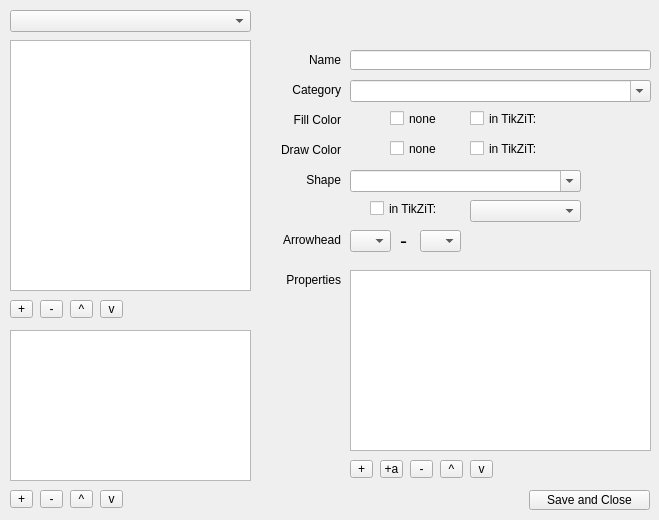
The window that src/gui/styleeditor.ui (tikzit/tikzit) describes before a commit, drawn with Qt 5.
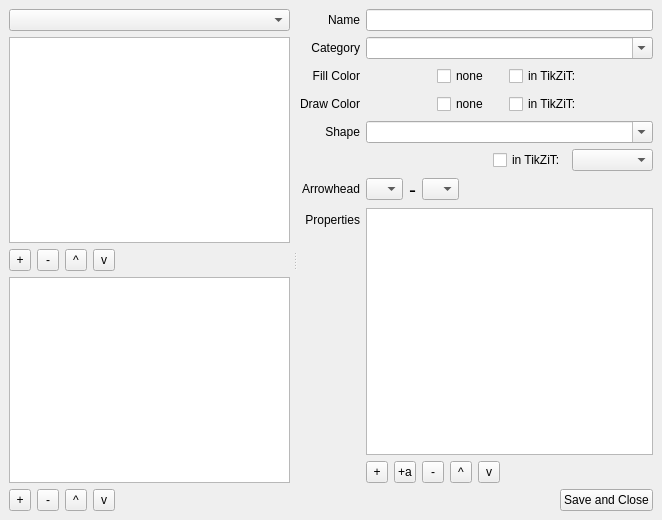
The same window after the commit.

Commit message: Resizable style editor

What changed in the file:
```diff
--- a/src/gui/styleeditor.ui
+++ b/src/gui/styleeditor.ui
@@ -6,7 +6,7 @@
    <rect>
     <x>0</x>
     <y>0</y>
-    <width>659</width>
+    <width>662</width>
     <height>520</height>
    </rect>
   </property>
@@ -14,25 +14,280 @@
    <string>Style Editor - TikZiT</string>
   </property>
   <widget class="QWidget" name="centralwidget">
-   <widget class="QComboBox" name="currentCategory">
-    <property name="geometry">
-     <rect>
-      <x>10</x>
-      <y>10</y>
-      <width>241</width>
+   <layout class="QHBoxLayout" name="horizontalLayout">
+    <item>
+     <widget class="QSplitter" name="splitter">
+      <property name="orientation">
+       <enum>Qt::Horizontal</enum>
+      </property>
+      <property name="handleWidth">
+       <number>10</number>
+      </property>
+      <property name="childrenCollapsible">
+       <bool>false</bool>
+      </property>
+      <widget class="QWidget" name="verticalLayoutWidget_2">
+       <layout class="QVBoxLayout" name="verticalLayout_0">
+        <item>
+         <widget class="QComboBox" name="currentCategory"/>
+        </item>
+        <item>
+         <widget class="QListView" name="styleListView">
+          <property name="font">
+           <font>
+            <pointsize>8</pointsize>
+            <italic>true</italic>
+           </font>
+          </property>
+         </widget>
+        </item>
+        <item>
+         <layout class="QHBoxLayout" name="horizontalLayout_3">
+          <item>
+           <widget class="QToolButton" name="addStyle">
+            <property name="minimumSize">
+             <size>
+              <width>22</width>
       <height>22</height>
-     </rect>
-    </property>
-   </widget>
+             </size>
+            </property>
+            <property name="maximumSize">
+             <size>
+              <width>22</width>
+              <height>22</height>
+             </size>
+            </property>
+            <property name="font">
+             <font>
+              <pointsize>9</pointsize>
+             </font>
+            </property>
+            <property name="text">
+             <string>+</string>
+            </property>
+           </widget>
+          </item>
+          <item>
+           <widget class="QToolButton" name="removeStyle">
+            <property name="minimumSize">
+             <size>
+              <width>22</width>
+              <height>22</height>
+             </size>
+            </property>
+            <property name="maximumSize">
+             <size>
+              <width>22</width>
+              <height>22</height>
+             </size>
+            </property>
+            <property name="font">
+             <font>
+              <pointsize>9</pointsize>
+             </font>
+            </property>
+            <property name="text">
+             <string>-</string>
+            </property>
+           </widget>
+          </item>
+          <item>
+           <widget class="QToolButton" name="styleUp">
+            <property name="minimumSize">
+             <size>
+              <width>22</width>
+              <height>22</height>
+             </size>
+            </property>
+            <property name="maximumSize">
+             <size>
+              <width>22</width>
+              <height>22</height>
+             </size>
+            </property>
+            <property name="font">
+             <font>
+              <pointsize>9</pointsize>
+             </font>
+            </property>
+            <property name="text">
+             <string>^</string>
+            </property>
+           </widget>
+          </item>
+          <item>
+           <widget class="QToolButton" name="styleDown">
+            <property name="minimumSize">
+             <size>
+              <width>22</width>
+              <height>22</height>
+             </size>
+            </property>
+            <property name="maximumSize">
+             <size>
+              <width>22</width>
+              <height>22</height>
+             </size>
+            </property>
+            <property name="font">
+             <font>
+              <pointsize>9</pointsize>
+             </font>
+            </property>
+            <property name="text">
+             <string>v</string>
+            </property>
+           </widget>
+          </item>
+          <item>
+           <spacer name="horizontalSpacer">
+            <property name="orientation">
+             <enum>Qt::Horizontal</enum>
+            </property>
+            <property name="sizeHint" stdset="0">
+             <size>
+              <width>40</width>
+              <height>20</height>
+             </size>
+            </property>
+           </spacer>
+          </item>
+         </layout>
+        </item>
+        <item>
+         <widget class="QListView" name="edgeStyleListView">
+          <property name="font">
+           <font>
+            <pointsize>8</pointsize>
+            <italic>true</italic>
+           </font>
+          </property>
+         </widget>
+        </item>
+        <item>
+         <layout class="QHBoxLayout" name="horizontalLayout_4">
+          <item>
+           <widget class="QToolButton" name="addEdgeStyle">
+            <property name="minimumSize">
+             <size>
+              <width>22</width>
+              <height>22</height>
+             </size>
+            </property>
+            <property name="maximumSize">
+             <size>
+              <width>22</width>
+              <height>22</height>
+             </size>
+            </property>
+            <property name="font">
+             <font>
+              <pointsize>9</pointsize>
+             </font>
+            </property>
+            <property name="text">
+             <string>+</string>
+            </property>
+           </widget>
+          </item>
+          <item>
+           <widget class="QToolButton" name="removeEdgeStyle">
+            <property name="minimumSize">
+             <size>
+              <width>22</width>
+              <height>22</height>
+             </size>
+            </property>
+            <property name="maximumSize">
+             <size>
+              <width>22</width>
+              <height>22</height>
+             </size>
+            </property>
+            <property name="font">
+             <font>
+              <pointsize>9</pointsize>
+             </font>
+            </property>
+            <property name="text">
+             <string>-</string>
+            </property>
+           </widget>
+          </item>
+          <item>
+           <widget class="QToolButton" name="edgeStyleUp">
+            <property name="minimumSize">
+             <size>
+              <width>22</width>
+              <height>22</height>
+             </size>
+            </property>
+            <property name="maximumSize">
+             <size>
+              <width>22</width>
+              <height>22</height>
+             </size>
+            </property>
+            <property name="font">
+             <font>
+              <pointsize>9</pointsize>
+             </font>
+            </property>
+            <property name="text">
+             <string>^</string>
+            </property>
+           </widget>
+          </item>
+          <item>
+           <widget class="QToolButton" name="edgeStyleDown">
+            <property name="minimumSize">
+             <size>
+              <width>22</width>
+              <height>22</height>
+             </size>
+            </property>
+            <property name="maximumSize">
+             <size>
+              <width>22</width>
+              <height>22</height>
+             </size>
+            </property>
+            <property name="font">
+             <font>
+              <pointsize>9</pointsize>
+             </font>
+            </property>
+            <property name="text">
+             <string>v</string>
+            </property>
+           </widget>
+          </item>
+          <item>
+           <spacer name="horizontalSpacer_2">
+            <property name="orientation">
+             <enum>Qt::Horizontal</enum>
+            </property>
+            <property name="sizeHint" stdset="0">
+             <size>
+              <width>40</width>
+              <height>20</height>
+             </size>
+            </property>
+           </spacer>
+          </item>
+         </layout>
+        </item>
+       </layout>
+      </widget>
+      <widget class="QWidget" name="verticalLayoutWidget">
+       <layout class="QVBoxLayout" name="verticalLayou_1">
+        <item>
+         <layout class="QFormLayout" name="formLayout_2">
+          <property name="labelAlignment">
+           <set>Qt::AlignRight|Qt::AlignTrailing|Qt::AlignVCenter</set>
+          </property>
+          <item row="0" column="0">
    <widget class="QLabel" name="labelName">
-    <property name="geometry">
-     <rect>
-      <x>250</x>
-      <y>50</y>
-      <width>91</width>
-      <height>20</height>
-     </rect>
-    </property>
     <property name="font">
      <font>
       <pointsize>9</pointsize>
@@ -48,15 +303,18 @@
      <set>Qt::AlignRight|Qt::AlignTrailing|Qt::AlignVCenter</set>
     </property>
    </widget>
+          </item>
+          <item row="0" column="1">
+           <widget class="QLineEdit" name="name">
+            <property name="font">
+             <font>
+              <pointsize>9</pointsize>
+             </font>
+            </property>
+           </widget>
+          </item>
+          <item row="1" column="0">
    <widget class="QLabel" name="labelCategory">
-    <property name="geometry">
-     <rect>
-      <x>250</x>
-      <y>80</y>
-      <width>91</width>
-      <height>20</height>
-     </rect>
-    </property>
     <property name="font">
      <font>
       <pointsize>9</pointsize>
@@ -72,15 +330,21 @@
      <set>Qt::AlignRight|Qt::AlignTrailing|Qt::AlignVCenter</set>
     </property>
    </widget>
+          </item>
+          <item row="1" column="1">
+           <widget class="QComboBox" name="category">
+            <property name="font">
+             <font>
+              <pointsize>9</pointsize>
+             </font>
+            </property>
+            <property name="editable">
+             <bool>true</bool>
+            </property>
+           </widget>
+          </item>
+          <item row="2" column="0">
    <widget class="QLabel" name="labelFillColor">
-    <property name="geometry">
-     <rect>
-      <x>250</x>
-      <y>110</y>
-      <width>91</width>
-      <height>20</height>
-     </rect>
-    </property>
     <property name="font">
      <font>
       <pointsize>9</pointsize>
@@ -96,15 +360,68 @@
      <set>Qt::AlignRight|Qt::AlignTrailing|Qt::AlignVCenter</set>
     </property>
    </widget>
+          </item>
+          <item row="2" column="1">
+           <layout class="QHBoxLayout" name="horizontalLayout_6">
+            <item>
+             <widget class="QPushButton" name="fillColor">
+              <property name="autoFillBackground">
+               <bool>true</bool>
+              </property>
+              <property name="styleSheet">
+               <string notr="true"/>
+              </property>
+              <property name="text">
+               <string/>
+              </property>
+              <property name="flat">
+               <bool>true</bool>
+              </property>
+             </widget>
+            </item>
+            <item>
+             <widget class="QCheckBox" name="noFill">
+              <property name="font">
+               <font>
+                <pointsize>9</pointsize>
+                <italic>false</italic>
+               </font>
+              </property>
+              <property name="text">
+               <string>none</string>
+              </property>
+             </widget>
+            </item>
+            <item>
+             <widget class="QCheckBox" name="hasTikzitFillColor">
+              <property name="font">
+               <font>
+                <pointsize>9</pointsize>
+                <italic>false</italic>
+               </font>
+              </property>
+              <property name="text">
+               <string>in TikZiT:</string>
+              </property>
+             </widget>
+            </item>
+            <item>
+             <widget class="QPushButton" name="tikzitFillColor">
+              <property name="autoFillBackground">
+               <bool>true</bool>
+              </property>
+              <property name="text">
+               <string/>
+              </property>
+              <property name="flat">
+               <bool>true</bool>
+              </property>
+             </widget>
+            </item>
+           </layout>
+          </item>
+          <item row="3" column="0">
    <widget class="QLabel" name="labelDrawColor">
-    <property name="geometry">
-     <rect>
-      <x>250</x>
-      <y>140</y>
-      <width>91</width>
-      <height>20</height>
-     </rect>
-    </property>
     <property name="font">
      <font>
       <pointsize>9</pointsize>
@@ -120,70 +437,11 @@
      <set>Qt::AlignRight|Qt::AlignTrailing|Qt::AlignVCenter</set>
     </property>
    </widget>
-   <widget class="QLineEdit" name="name">
-    <property name="geometry">
-     <rect>
-      <x>350</x>
-      <y>50</y>
-      <width>301</width>
-      <height>20</height>
-     </rect>
-    </property>
-    <property name="font">
-     <font>
-      <pointsize>9</pointsize>
-     </font>
-    </property>
-   </widget>
-   <widget class="QComboBox" name="category">
-    <property name="geometry">
-     <rect>
-      <x>350</x>
-      <y>80</y>
-      <width>301</width>
-      <height>22</height>
-     </rect>
-    </property>
-    <property name="font">
-     <font>
-      <pointsize>9</pointsize>
-     </font>
-    </property>
-    <property name="editable">
-     <bool>true</bool>
-    </property>
-   </widget>
-   <widget class="QPushButton" name="fillColor">
-    <property name="geometry">
-     <rect>
-      <x>350</x>
-      <y>110</y>
-      <width>31</width>
-      <height>18</height>
-     </rect>
-    </property>
-    <property name="autoFillBackground">
-     <bool>true</bool>
-    </property>
-    <property name="styleSheet">
-     <string notr="true"/>
-    </property>
-    <property name="text">
-     <string/>
-    </property>
-    <property name="flat">
-     <bool>true</bool>
-    </property>
-   </widget>
+          </item>
+          <item row="3" column="1">
+           <layout class="QHBoxLayout" name="horizontalLayout_9">
+            <item>
    <widget class="QPushButton" name="drawColor">
-    <property name="geometry">
-     <rect>
-      <x>350</x>
-      <y>140</y>
-      <width>31</width>
-      <height>18</height>
-     </rect>
-    </property>
     <property name="autoFillBackground">
      <bool>true</bool>
     </property>
@@ -197,15 +455,9 @@
      <bool>true</bool>
     </property>
    </widget>
-   <widget class="QCheckBox" name="hasTikzitFillColor">
-    <property name="geometry">
-     <rect>
-      <x>470</x>
-      <y>110</y>
-      <width>91</width>
-      <height>17</height>
-     </rect>
-    </property>
+            </item>
+            <item>
+             <widget class="QCheckBox" name="noDraw">
     <property name="font">
      <font>
       <pointsize>9</pointsize>
@@ -213,18 +465,12 @@
      </font>
     </property>
     <property name="text">
-     <string>in TikZiT:</string>
-    </property>
-   </widget>
+               <string>none</string>
+              </property>
+             </widget>
+            </item>
+            <item>
    <widget class="QCheckBox" name="hasTikzitDrawColor">
-    <property name="geometry">
-     <rect>
-      <x>470</x>
-      <y>140</y>
-      <width>91</width>
-      <height>17</height>
-     </rect>
-    </property>
     <property name="font">
      <font>
       <pointsize>9</pointsize>
@@ -235,34 +481,9 @@
      <string>in TikZiT:</string>
     </property>
    </widget>
-   <widget class="QPushButton" name="tikzitFillColor">
-    <property name="geometry">
-     <rect>
-      <x>560</x>
-      <y>110</y>
-      <width>31</width>
-      <height>18</height>
-     </rect>
-    </property>
-    <property name="autoFillBackground">
-     <bool>true</bool>
-    </property>
-    <property name="text">
-     <string/>
-    </property>
-    <property name="flat">
-     <bool>true</bool>
-    </property>
-   </widget>
+            </item>
+            <item>
    <widget class="QPushButton" name="tikzitDrawColor">
-    <property name="geometry">
-     <rect>
-      <x>560</x>
-      <y>140</y>
-      <width>31</width>
-      <height>18</height>
-     </rect>
-    </property>
     <property name="autoFillBackground">
      <bool>true</bool>
     </property>
@@ -273,15 +494,11 @@
      <bool>true</bool>
     </property>
    </widget>
+            </item>
+           </layout>
+          </item>
+          <item row="4" column="0">
    <widget class="QLabel" name="labelShape">
-    <property name="geometry">
-     <rect>
-      <x>250</x>
-      <y>170</y>
-      <width>91</width>
-      <height>20</height>
-     </rect>
-    </property>
     <property name="font">
      <font>
       <pointsize>9</pointsize>
@@ -297,15 +514,9 @@
      <set>Qt::AlignRight|Qt::AlignTrailing|Qt::AlignVCenter</set>
     </property>
    </widget>
+          </item>
+          <item row="4" column="1">
    <widget class="QComboBox" name="shape">
-    <property name="geometry">
-     <rect>
-      <x>350</x>
-      <y>170</y>
-      <width>231</width>
-      <height>22</height>
-     </rect>
-    </property>
     <property name="font">
      <font>
       <pointsize>9</pointsize>
@@ -330,15 +541,24 @@
      </property>
     </item>
    </widget>
+          </item>
+          <item row="5" column="1">
+           <layout class="QHBoxLayout" name="horizontalLayout_10">
+            <item>
+             <spacer name="horizontalSpacer_6">
+              <property name="orientation">
+               <enum>Qt::Horizontal</enum>
+              </property>
+              <property name="sizeHint" stdset="0">
+               <size>
+                <width>40</width>
+                <height>20</height>
+               </size>
+              </property>
+             </spacer>
+            </item>
+            <item>
    <widget class="QCheckBox" name="hasTikzitShape">
-    <property name="geometry">
-     <rect>
-      <x>370</x>
-      <y>200</y>
-      <width>91</width>
-      <height>17</height>
-     </rect>
-    </property>
     <property name="font">
      <font>
       <pointsize>9</pointsize>
@@ -349,15 +569,9 @@
      <string>in TikZiT:</string>
     </property>
    </widget>
+            </item>
+            <item>
    <widget class="QComboBox" name="tikzitShape">
-    <property name="geometry">
-     <rect>
-      <x>470</x>
-      <y>200</y>
-      <width>111</width>
-      <height>22</height>
-     </rect>
-    </property>
     <property name="font">
      <font>
       <pointsize>9</pointsize>
@@ -379,39 +593,13 @@
      </property>
     </item>
    </widget>
-   <widget class="QLabel" name="labelArrowhead">
-    <property name="geometry">
-     <rect>
-      <x>250</x>
-      <y>230</y>
-      <width>91</width>
-      <height>20</height>
-     </rect>
-    </property>
-    <property name="font">
-     <font>
-      <pointsize>9</pointsize>
-     </font>
-    </property>
-    <property name="text">
-     <string>Arrowhead</string>
-    </property>
-    <property name="scaledContents">
-     <bool>false</bool>
-    </property>
-    <property name="alignment">
-     <set>Qt::AlignRight|Qt::AlignTrailing|Qt::AlignVCenter</set>
-    </property>
-   </widget>
+            </item>
+           </layout>
+          </item>
+          <item row="6" column="1">
+           <layout class="QHBoxLayout" name="horizontalLayout_7">
+            <item>
    <widget class="QComboBox" name="leftArrow">
-    <property name="geometry">
-     <rect>
-      <x>350</x>
-      <y>230</y>
-      <width>41</width>
-      <height>22</height>
-     </rect>
-    </property>
     <property name="font">
      <font>
       <pointsize>9</pointsize>
@@ -436,15 +624,9 @@
      </property>
     </item>
    </widget>
+            </item>
+            <item>
    <widget class="QLabel" name="labelDash">
-    <property name="geometry">
-     <rect>
-      <x>400</x>
-      <y>230</y>
-      <width>16</width>
-      <height>21</height>
-     </rect>
-    </property>
     <property name="font">
      <font>
       <pointsize>16</pointsize>
@@ -454,15 +636,9 @@
      <string>-</string>
     </property>
    </widget>
+            </item>
+            <item>
    <widget class="QComboBox" name="rightArrow">
-    <property name="geometry">
-     <rect>
-      <x>420</x>
-      <y>230</y>
-      <width>41</width>
-      <height>22</height>
-     </rect>
-    </property>
     <property name="font">
      <font>
       <pointsize>9</pointsize>
@@ -487,15 +663,24 @@
      </property>
     </item>
    </widget>
+            </item>
+            <item>
+             <spacer name="horizontalSpacer_5">
+              <property name="orientation">
+               <enum>Qt::Horizontal</enum>
+              </property>
+              <property name="sizeHint" stdset="0">
+               <size>
+                <width>40</width>
+                <height>20</height>
+               </size>
+              </property>
+             </spacer>
+            </item>
+           </layout>
+          </item>
+          <item row="7" column="0">
    <widget class="QLabel" name="labelProperties">
-    <property name="geometry">
-     <rect>
-      <x>250</x>
-      <y>270</y>
-      <width>91</width>
-      <height>20</height>
-     </rect>
-    </property>
     <property name="font">
      <font>
       <pointsize>9</pointsize>
@@ -511,14 +696,47 @@
      <set>Qt::AlignRight|Qt::AlignTrailing|Qt::AlignVCenter</set>
     </property>
    </widget>
+          </item>
+          <item row="7" column="1">
+           <layout class="QHBoxLayout" name="horizontalLayout_11">
+            <item>
+             <layout class="QVBoxLayout" name="verticalLayout_3">
+              <item>
+               <widget class="QTreeView" name="properties">
+                <property name="font">
+                 <font>
+                  <pointsize>8</pointsize>
+                 </font>
+                </property>
+                <property name="rootIsDecorated">
+                 <bool>false</bool>
+                </property>
+                <property name="uniformRowHeights">
+                 <bool>true</bool>
+                </property>
+                <property name="headerHidden">
+                 <bool>false</bool>
+                </property>
+                <attribute name="headerVisible">
+                 <bool>true</bool>
+                </attribute>
+               </widget>
+              </item>
+              <item>
+               <layout class="QHBoxLayout" name="horizontalLayout_12">
+                <item>
    <widget class="QToolButton" name="addProperty">
-    <property name="geometry">
-     <rect>
-      <x>350</x>
-      <y>460</y>
-      <width>23</width>
-      <height>18</height>
-     </rect>
+                  <property name="minimumSize">
+                   <size>
+                    <width>22</width>
+                    <height>22</height>
+                   </size>
+                  </property>
+                  <property name="maximumSize">
+                   <size>
+                    <width>22</width>
+                    <height>22</height>
+                   </size>
     </property>
     <property name="font">
      <font>
@@ -529,14 +747,20 @@
      <string>+</string>
     </property>
    </widget>
+                </item>
+                <item>
    <widget class="QToolButton" name="addAtom">
-    <property name="geometry">
-     <rect>
-      <x>380</x>
-      <y>460</y>
-      <width>23</width>
-      <height>18</height>
-     </rect>
+                  <property name="minimumSize">
+                   <size>
+                    <width>22</width>
+                    <height>22</height>
+                   </size>
+                  </property>
+                  <property name="maximumSize">
+                   <size>
+                    <width>22</width>
+                    <height>22</height>
+                   </size>
     </property>
     <property name="font">
      <font>
@@ -547,14 +771,20 @@
      <string>+a</string>
     </property>
    </widget>
+                </item>
+                <item>
    <widget class="QToolButton" name="removeProperty">
-    <property name="geometry">
-     <rect>
-      <x>410</x>
-      <y>460</y>
-      <width>23</width>
-      <height>18</height>
-     </rect>
+                  <property name="minimumSize">
+                   <size>
+                    <width>22</width>
+                    <height>22</height>
+                   </size>
+                  </property>
+                  <property name="maximumSize">
+                   <size>
+                    <width>22</width>
+                    <height>22</height>
+                   </size>
     </property>
     <property name="font">
      <font>
@@ -565,14 +795,20 @@
      <string>-</string>
     </property>
    </widget>
+                </item>
+                <item>
    <widget class="QToolButton" name="propertyUp">
-    <property name="geometry">
-     <rect>
-      <x>440</x>
-      <y>460</y>
-      <width>23</width>
-      <height>18</height>
-     </rect>
+                  <property name="minimumSize">
+                   <size>
+                    <width>22</width>
+                    <height>22</height>
+                   </size>
+                  </property>
+                  <property name="maximumSize">
+                   <size>
+                    <width>22</width>
+                    <height>22</height>
+                   </size>
     </property>
     <property name="font">
      <font>
@@ -583,15 +819,21 @@
      <string>^</string>
     </property>
    </widget>
+                </item>
+                <item>
    <widget class="QToolButton" name="propertyDown">
-    <property name="geometry">
-     <rect>
-      <x>470</x>
-      <y>460</y>
-      <width>23</width>
-      <height>18</height>
-     </rect>
-    </property>
+                  <property name="minimumSize">
+                   <size>
+                    <width>22</width>
+                    <height>0</height>
+                   </size>
+                  </property>
+                  <property name="maximumSize">
+                   <size>
+                    <width>22</width>
+                    <height>22</height>
+                   </size>
+                  </property>
     <property name="font">
      <font>
       <pointsize>9</pointsize>
@@ -601,191 +843,81 @@
      <string>v</string>
     </property>
    </widget>
-   <widget class="QListView" name="styleListView">
-    <property name="geometry">
-     <rect>
-      <x>10</x>
-      <y>40</y>
-      <width>241</width>
-      <height>251</height>
-     </rect>
-    </property>
-    <property name="font">
-     <font>
-      <pointsize>8</pointsize>
-      <italic>true</italic>
-     </font>
-    </property>
-   </widget>
-   <widget class="QListView" name="edgeStyleListView">
-    <property name="geometry">
-     <rect>
-      <x>10</x>
-      <y>330</y>
-      <width>241</width>
-      <height>151</height>
-     </rect>
-    </property>
+                </item>
+                <item>
+                 <spacer name="horizontalSpacer_4">
+                  <property name="orientation">
+                   <enum>Qt::Horizontal</enum>
+                  </property>
+                  <property name="sizeHint" stdset="0">
+                   <size>
+                    <width>40</width>
+                    <height>20</height>
+                   </size>
+                  </property>
+                 </spacer>
+                </item>
+               </layout>
+              </item>
+             </layout>
+            </item>
+           </layout>
+          </item>
+          <item row="6" column="0">
+           <widget class="QLabel" name="labelArrowhead">
     <property name="font">
      <font>
-      <pointsize>8</pointsize>
-      <italic>true</italic>
-     </font>
-    </property>
-   </widget>
-   <widget class="QToolButton" name="addStyle">
-    <property name="geometry">
-     <rect>
-      <x>10</x>
-      <y>300</y>
-      <width>23</width>
-      <height>18</height>
-     </rect>
-    </property>
-    <property name="font">
-     <font>
       <pointsize>9</pointsize>
      </font>
     </property>
     <property name="text">
-     <string>+</string>
-    </property>
-   </widget>
-   <widget class="QToolButton" name="removeStyle">
-    <property name="geometry">
-     <rect>
-      <x>40</x>
-      <y>300</y>
-      <width>23</width>
-      <height>18</height>
-     </rect>
-    </property>
-    <property name="font">
-     <font>
-      <pointsize>9</pointsize>
-     </font>
-    </property>
-    <property name="text">
-     <string>-</string>
-    </property>
-   </widget>
-   <widget class="QToolButton" name="styleUp">
-    <property name="geometry">
-     <rect>
-      <x>70</x>
-      <y>300</y>
-      <width>23</width>
-      <height>18</height>
-     </rect>
-    </property>
+             <string>Arrowhead</string>
+            </property>
+            <property name="scaledContents">
+             <bool>false</bool>
+            </property>
+            <property name="alignment">
+             <set>Qt::AlignRight|Qt::AlignTrailing|Qt::AlignVCenter</set>
+            </property>
+           </widget>
+          </item>
+          <item row="5" column="0">
+           <widget class="QLabel" name="labelArrowhead_2">
     <property name="font">
      <font>
       <pointsize>9</pointsize>
      </font>
     </property>
     <property name="text">
-     <string>^</string>
-    </property>
-   </widget>
-   <widget class="QToolButton" name="styleDown">
-    <property name="geometry">
-     <rect>
-      <x>100</x>
-      <y>300</y>
-      <width>23</width>
-      <height>18</height>
-     </rect>
-    </property>
-    <property name="font">
-     <font>
-      <pointsize>9</pointsize>
-     </font>
-    </property>
-    <property name="text">
-     <string>v</string>
-    </property>
-   </widget>
-   <widget class="QToolButton" name="removeEdgeStyle">
-    <property name="geometry">
-     <rect>
-      <x>40</x>
-      <y>490</y>
-      <width>23</width>
-      <height>18</height>
-     </rect>
-    </property>
-    <property name="font">
-     <font>
-      <pointsize>9</pointsize>
-     </font>
-    </property>
-    <property name="text">
-     <string>-</string>
-    </property>
-   </widget>
-   <widget class="QToolButton" name="addEdgeStyle">
-    <property name="geometry">
-     <rect>
-      <x>10</x>
-      <y>490</y>
-      <width>23</width>
-      <height>18</height>
-     </rect>
-    </property>
-    <property name="font">
-     <font>
-      <pointsize>9</pointsize>
-     </font>
-    </property>
-    <property name="text">
-     <string>+</string>
-    </property>
-   </widget>
-   <widget class="QToolButton" name="edgeStyleUp">
-    <property name="geometry">
-     <rect>
-      <x>70</x>
-      <y>490</y>
-      <width>23</width>
-      <height>18</height>
-     </rect>
-    </property>
-    <property name="font">
-     <font>
-      <pointsize>9</pointsize>
-     </font>
-    </property>
-    <property name="text">
-     <string>^</string>
-    </property>
-   </widget>
-   <widget class="QToolButton" name="edgeStyleDown">
-    <property name="geometry">
-     <rect>
-      <x>100</x>
-      <y>490</y>
-      <width>23</width>
-      <height>18</height>
-     </rect>
-    </property>
-    <property name="font">
-     <font>
-      <pointsize>9</pointsize>
-     </font>
-    </property>
-    <property name="text">
-     <string>v</string>
-    </property>
-   </widget>
+             <string> </string>
+            </property>
+            <property name="scaledContents">
+             <bool>false</bool>
+            </property>
+            <property name="alignment">
+             <set>Qt::AlignRight|Qt::AlignTrailing|Qt::AlignVCenter</set>
+            </property>
+           </widget>
+          </item>
+         </layout>
+        </item>
+        <item>
+         <layout class="QHBoxLayout" name="horizontalLayout_8">
+          <item>
+           <spacer name="horizontalSpacer_3">
+            <property name="orientation">
+             <enum>Qt::Horizontal</enum>
+            </property>
+            <property name="sizeHint" stdset="0">
+             <size>
+              <width>40</width>
+              <height>20</height>
+             </size>
+            </property>
+           </spacer>
+          </item>
+          <item>
    <widget class="QPushButton" name="save">
-    <property name="geometry">
-     <rect>
-      <x>529</x>
-      <y>490</y>
-      <width>121</width>
-      <height>20</height>
-     </rect>
-    </property>
     <property name="font">
      <font>
       <pointsize>9</pointsize>
@@ -795,71 +927,14 @@
      <string>Save and Close</string>
     </property>
    </widget>
-   <widget class="QTreeView" name="properties">
-    <property name="geometry">
-     <rect>
-      <x>350</x>
-      <y>270</y>
-      <width>301</width>
-      <height>181</height>
-     </rect>
-    </property>
-    <property name="font">
-     <font>
-      <pointsize>8</pointsize>
-     </font>
-    </property>
-    <property name="rootIsDecorated">
-     <bool>false</bool>
-    </property>
-    <property name="uniformRowHeights">
-     <bool>true</bool>
-    </property>
-    <property name="headerHidden">
-     <bool>false</bool>
-    </property>
-    <attribute name="headerVisible">
-     <bool>true</bool>
-    </attribute>
-   </widget>
-   <widget class="QCheckBox" name="noFill">
-    <property name="geometry">
-     <rect>
-      <x>390</x>
-      <y>110</y>
-      <width>71</width>
-      <height>17</height>
-     </rect>
-    </property>
-    <property name="font">
-     <font>
-      <pointsize>9</pointsize>
-      <italic>false</italic>
-     </font>
-    </property>
-    <property name="text">
-     <string>none</string>
-    </property>
-   </widget>
-   <widget class="QCheckBox" name="noDraw">
-    <property name="geometry">
-     <rect>
-      <x>390</x>
-      <y>140</y>
-      <width>71</width>
-      <height>17</height>
-     </rect>
-    </property>
-    <property name="font">
-     <font>
-      <pointsize>9</pointsize>
-      <italic>false</italic>
-     </font>
-    </property>
-    <property name="text">
-     <string>none</string>
-    </property>
-   </widget>
+          </item>
+         </layout>
+        </item>
+       </layout>
+      </widget>
+     </widget>
+    </item>
+   </layout>
   </widget>
  </widget>
  <resources/>
```
Lines whose indentation alone changed are shown as unchanged. The commit also changes 1 other file.
